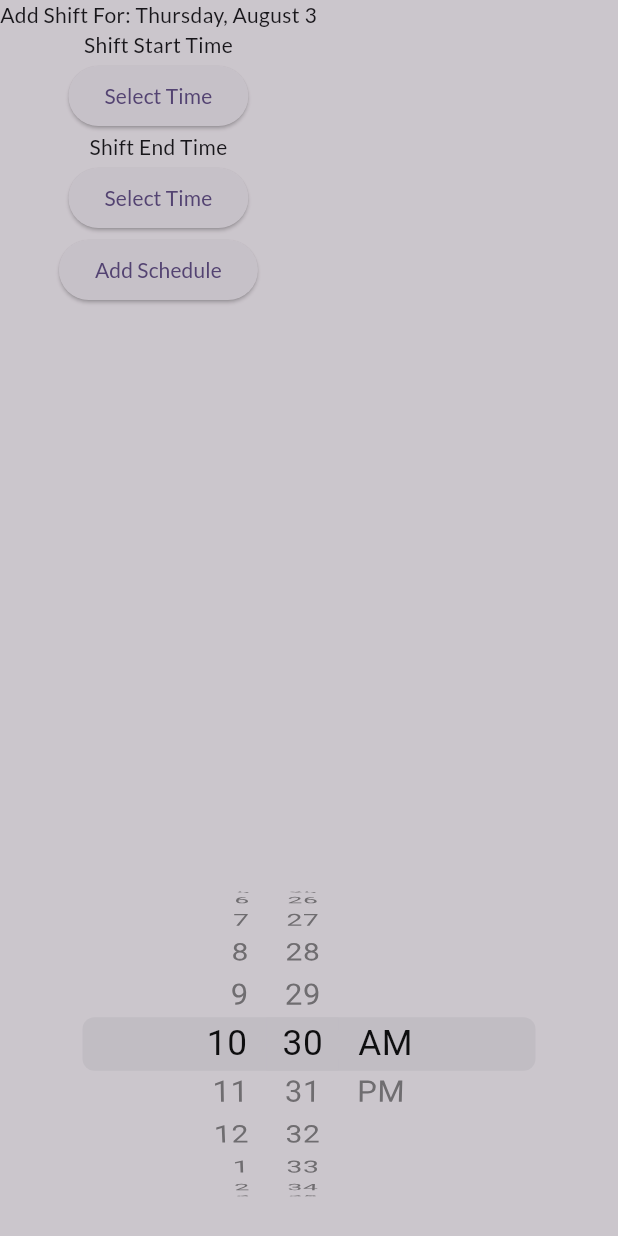
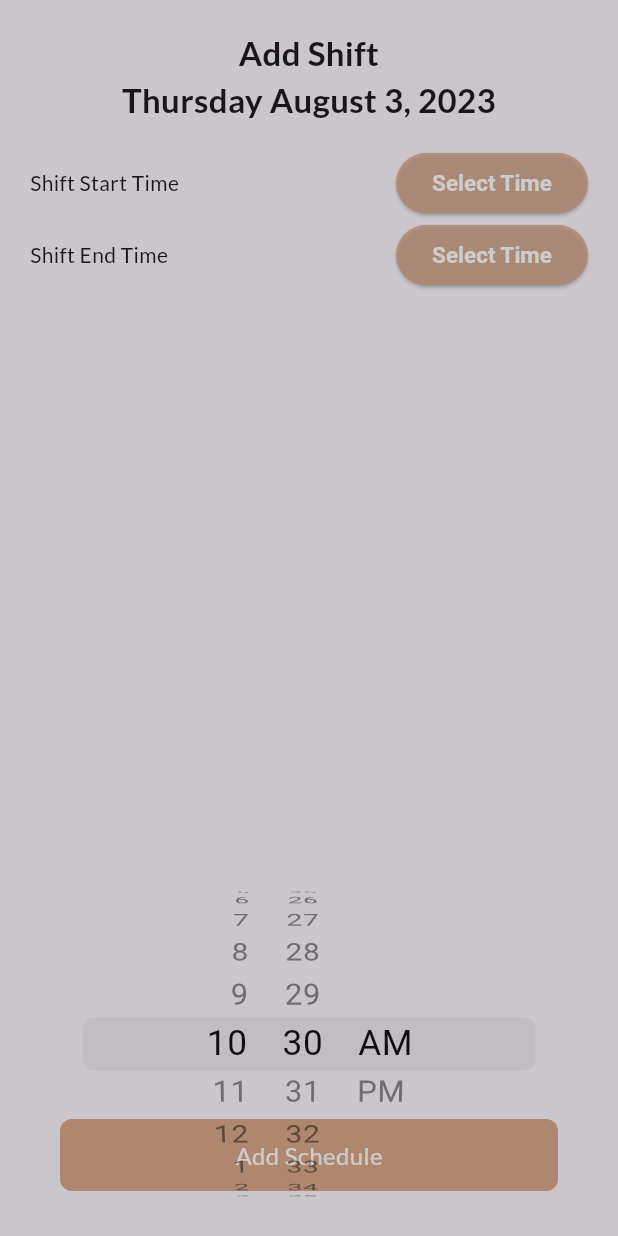
Before and after one commit to karanmeghani18/WaitersWalletApp, a Flutter app: the AddScheduleScreen screen opened directly with empty values, after a tap on "Select Time", on a phone screen of 412 x 824 dp. Run offline on Flutter 3.47's test engine with Material 2 defaults, Android fonts, the phone set to English and light mode, and no system bars; drawn by our look-alikes of calendar_view; our stand-ins replace cloud_firestore, equatable, firebase_auth, firebase_core, firebase_storage, fl_chart and 8 more; accounts and stored records are empty.

Commit message:
#52 add schedule ui updated

```diff
--- a/lib/src/constants/style_constants.dart
+++ b/lib/src/constants/style_constants.dart
@@ -1,6 +1,8 @@
 //header style constants
 import 'package:calendar_view/calendar_view.dart';
 import 'package:flutter/material.dart';
+
+import 'color_constants.dart';
 
 HeaderStyle calendarHeaderStyle = const HeaderStyle(
   leftIcon: Icon(Icons.arrow_circle_left_outlined),
@@ -9,3 +11,18 @@ HeaderStyle calendarHeaderStyle = const HeaderStyle(
     color: Colors.white,
   ),
 );
+
+ButtonStyle elevatedButtonStyle = ButtonStyle(
+  backgroundColor: MaterialStateColor.resolveWith(
+    (states) => skinColorConst.withOpacity(0.8),
+  ),
+  foregroundColor: MaterialStateColor.resolveWith(
+    (states) => Colors.white,
+  ),
+  textStyle: MaterialStateTextStyle.resolveWith(
+    (states) => const TextStyle(
+      fontWeight: FontWeight.bold,
+      fontSize: 15,
+    ),
+  ),
+);
--- a/lib/src/features/schedule/view/add_schedule.dart
+++ b/lib/src/features/schedule/view/add_schedule.dart
@@ -3,8 +3,10 @@ import 'package:flutter/material.dart';
 import 'package:flutter_riverpod/flutter_riverpod.dart';
 import 'package:intl/intl.dart';
 import 'package:uuid/uuid.dart';
+import 'package:waiters_wallet/src/constants/constants.dart';
 import 'package:waiters_wallet/src/features/schedule/controller/schedule_controller.dart';
 import 'package:waiters_wallet/src/features/schedule/models/schedule_model.dart';
+import 'package:waiters_wallet/src/widgets/custom_auth_button.dart';
 
 import '../../../constants/color_constants.dart';
 import '../../addtip/models/restaurant_model.dart';
@@ -76,7 +78,7 @@ class _AddScheduleScreenState extends ConsumerState<AddScheduleScreen> {
             content: Text(next.message),
             actions: [
               GestureDetector(
-                child: Text("OK"),
+                child: const Text("OK"),
                 onTap: () {
                   Navigator.of(context).pop();
                   Navigator.of(context).pop();
@@ -88,25 +90,47 @@ class _AddScheduleScreenState extends ConsumerState<AddScheduleScreen> {
       }
     });
     return Scaffold(
-      body: Column(
+      body: Padding(
+        padding: const EdgeInsets.all(20),
+        child: Column(
           crossAxisAlignment: CrossAxisAlignment.center,
           children: [
             Text(
-              "Add Shift For: ${getScheduleFormattedDate(widget.selectedDate)}"),
-          Text("Shift Start Time"),
+              "Add Shift\n${getScheduleFormattedDate(widget.selectedDate)}",
+              textAlign: TextAlign.center,
+              style: TextStyle(
+                fontSize: 22,
+                fontWeight: FontWeight.bold,
+              ),
+            ),
+            const SizedBox(height: 16),
+            Row(
+              children: [
+                const Text("Shift Start Time"),
+                const Spacer(),
                 ElevatedButton(
                   onPressed: () {
                     showCustomTimePicker(true);
                   },
-            child: Text('Select Time'),
+                  style: elevatedButtonStyle,
+                  child: const Text('Select Time'),
                 ),
-          Text("Shift End Time"),
+              ],
+            ),
+            Row(
+              children: [
+                const Text("Shift End Time"),
+                const Spacer(),
                 ElevatedButton(
                   onPressed: () {
                     showCustomTimePicker(false);
                   },
-            child: Text('Select Time'),
+                  style: elevatedButtonStyle,
+                  child: const Text('Select Time'),
                 ),
+              ],
+            ),
+            const SizedBox(height: 16),
             restaurants.isEmpty
                 ? const SizedBox()
                 : Center(
@@ -139,8 +163,10 @@ class _AddScheduleScreenState extends ConsumerState<AddScheduleScreen> {
                       ),
                     ),
                   ),
-          ElevatedButton(
-            onPressed: () async {
+            const Spacer(),
+            CustomAuthButton(
+              text: "Add Schedule",
+              onPress: () async {
                 final restaurantSelected = restaurants.firstWhere(
                   (element) => element.restaurantName == selectedItem,
                 );
@@ -155,15 +181,16 @@ class _AddScheduleScreenState extends ConsumerState<AddScheduleScreen> {
                     .read(scheduleControllerProvider.notifier)
                     .addSchedule(scheduleModel);
               },
-            child: Text('Add Schedule'),
             ),
+            const SizedBox(height: 10),
           ],
+        ),
       ),
     );
   }
 
   String getScheduleFormattedDate(DateTime date) {
-    DateFormat formatter = DateFormat('EEEE, MMMM d');
+    DateFormat formatter = DateFormat('EEEE MMMM d, y');
     return formatter.format(date);
   }
 }
```
Lines whose indentation alone changed are shown as unchanged.
